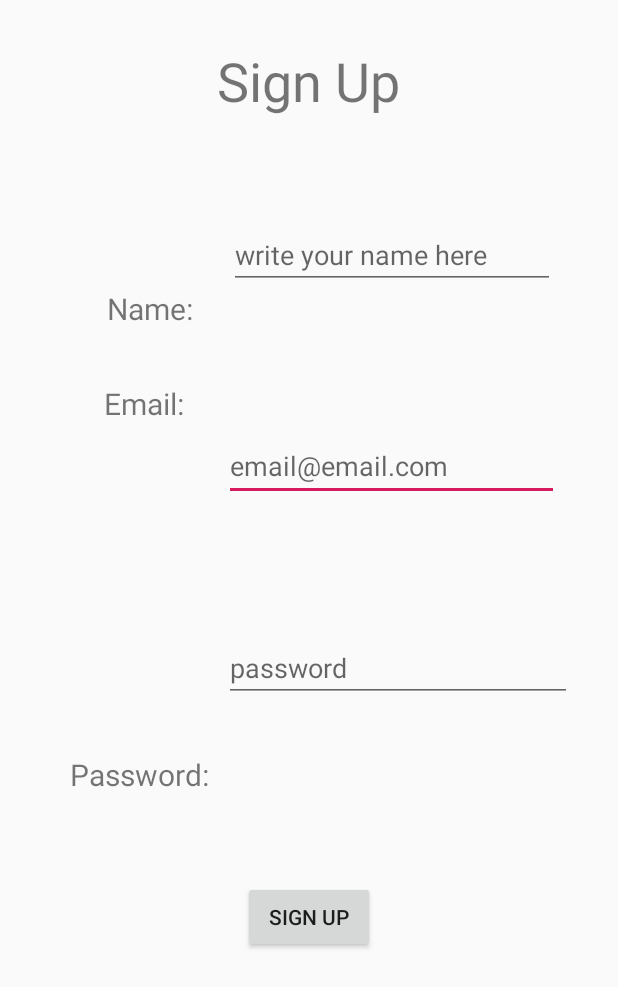
After one commit to annty2/FillMyCart, an Android app: the layout activity_sign_up.xml on its own in the app's theme, with its tools: preview values and no code run, on a phone screen of 412 x 824 dp. The commit adds this screen. Shown: the top 987 px of the screen. Run offline under Robolectric (Android 15) with nearby library versions, the phone set to English and light mode, and no system bars.

Commit message:
Start the login process

```diff
--- /dev/null
+++ b/app/src/main/res/layout/activity_sign_up.xml
@@ -0,0 +1,134 @@
+<?xml version="1.0" encoding="utf-8"?>
+<android.support.constraint.ConstraintLayout xmlns:android="http://schemas.android.com/apk/res/android"
+    xmlns:app="http://schemas.android.com/apk/res-auto"
+    xmlns:tools="http://schemas.android.com/tools"
+    android:layout_width="match_parent"
+    android:layout_height="match_parent"
+    tools:context=".SignUpActivity">
+
+    <EditText
+        android:id="@+id/emailEditText"
+        android:layout_width="223dp"
+        android:layout_height="46dp"
+        android:layout_marginStart="250dp"
+        android:layout_marginTop="250dp"
+        android:layout_marginEnd="50dp"
+        android:layout_marginBottom="430dp"
+        android:ems="10"
+        android:hint="email@email.com"
+        android:inputType="textEmailAddress"
+        app:layout_constraintBottom_toBottomOf="parent"
+        app:layout_constraintEnd_toEndOf="parent"
+        app:layout_constraintHorizontal_bias="0.91"
+        app:layout_constraintStart_toStartOf="parent"
+        app:layout_constraintTop_toTopOf="parent"
+        app:layout_constraintVertical_bias="0.39" />
+
+    <TextView
+        android:id="@+id/signUpText"
+        android:layout_width="166dp"
+        android:layout_height="68dp"
+        android:layout_marginStart="122dp"
+        android:layout_marginTop="29dp"
+        android:layout_marginEnd="123dp"
+        android:text="Sign Up"
+        android:textAlignment="center"
+        android:textSize="36sp"
+        app:layout_constraintEnd_toEndOf="parent"
+        app:layout_constraintStart_toStartOf="parent"
+        app:layout_constraintTop_toTopOf="parent" />
+
+    <TextView
+        android:id="@+id/passwordTextView"
+        android:layout_width="105dp"
+        android:layout_height="45dp"
+        android:layout_marginStart="40dp"
+        android:layout_marginBottom="276dp"
+        android:text="Password:"
+        android:textAlignment="center"
+        android:textSize="20sp"
+        app:layout_constraintBottom_toBottomOf="parent"
+        app:layout_constraintStart_toStartOf="parent" />
+
+    <TextView
+        android:id="@+id/emailTextView"
+        android:layout_width="105dp"
+        android:layout_height="45dp"
+        android:layout_marginStart="43dp"
+        android:layout_marginTop="18dp"
+        android:layout_marginEnd="9dp"
+        android:layout_marginBottom="22dp"
+        android:text="Email:"
+        android:textAlignment="center"
+        android:textSize="20sp"
+        app:layout_constraintBottom_toTopOf="@+id/passwordTextView"
+        app:layout_constraintEnd_toStartOf="@+id/emailEditText"
+        app:layout_constraintHorizontal_bias="0.0"
+        app:layout_constraintStart_toStartOf="parent"
+        app:layout_constraintTop_toBottomOf="@+id/nameTextView"
+        app:layout_constraintVertical_bias="0.0" />
+
+    <TextView
+        android:id="@+id/nameTextView"
+        android:layout_width="105dp"
+        android:layout_height="45dp"
+        android:layout_marginStart="47dp"
+        android:layout_marginTop="52dp"
+        android:layout_marginEnd="259dp"
+        android:layout_marginBottom="8dp"
+        android:text="Name:"
+        android:textAlignment="center"
+        android:textSize="20sp"
+        app:layout_constraintBottom_toTopOf="@+id/emailEditText"
+        app:layout_constraintEnd_toEndOf="parent"
+        app:layout_constraintHorizontal_bias="1.0"
+        app:layout_constraintStart_toStartOf="parent"
+        app:layout_constraintTop_toBottomOf="@+id/signUpText" />
+
+    <EditText
+        android:id="@+id/nameTextEditor"
+        android:layout_width="217dp"
+        android:layout_height="43dp"
+        android:layout_marginStart="8dp"
+        android:layout_marginTop="52dp"
+        android:layout_marginEnd="63dp"
+        android:ems="10"
+        android:hint="write your name here"
+        android:inputType="textPersonName"
+        app:layout_constraintBottom_toTopOf="@+id/nameTextView"
+        app:layout_constraintEnd_toEndOf="parent"
+        app:layout_constraintHorizontal_bias="0.275"
+        app:layout_constraintStart_toEndOf="@+id/nameTextView"
+        app:layout_constraintTop_toBottomOf="@+id/signUpText"
+        app:layout_constraintVertical_bias="0.209" />
+
+    <EditText
+        android:id="@+id/passwordEditText"
+        android:layout_width="232dp"
+        android:layout_height="45dp"
+        android:layout_marginStart="4dp"
+        android:layout_marginTop="21dp"
+        android:layout_marginEnd="31dp"
+        android:layout_marginBottom="289dp"
+        android:ems="10"
+        android:hint="password"
+        android:inputType="textPassword"
+        app:layout_constraintBottom_toBottomOf="parent"
+        app:layout_constraintEnd_toEndOf="parent"
+        app:layout_constraintStart_toEndOf="@+id/passwordTextView"
+        app:layout_constraintTop_toBottomOf="@+id/emailEditText" />
+
+    <Button
+        android:id="@+id/signUpButton"
+        android:layout_width="wrap_content"
+        android:layout_height="wrap_content"
+        android:layout_marginStart="162dp"
+        android:layout_marginTop="86dp"
+        android:layout_marginEnd="162dp"
+        android:layout_marginBottom="156dp"
+        android:text="Sign Up"
+        app:layout_constraintBottom_toBottomOf="parent"
+        app:layout_constraintEnd_toEndOf="parent"
+        app:layout_constraintStart_toStartOf="parent"
+        app:layout_constraintTop_toBottomOf="@+id/passwordEditText" />
+</android.support.constraint.ConstraintLayout>
```
Also changed, not shown: app/src/main/java/com/example/fillmycart/LogInActivity.java (added, +32 -0 lines), app/src/main/java/com/example/fillmycart/SignUpActivity.java (added, +15 -0 lines), app/src/main/res/layout/activity_log_in.xml (added, +72 -0 lines), app/src/main/res/layout/activity_main.xml (+1 -63 lines).
